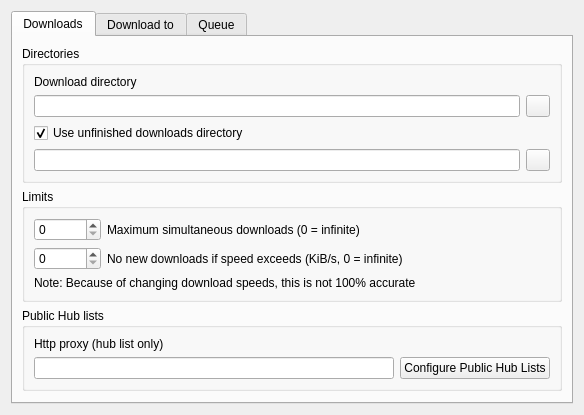
Before: the Qt Designer form eiskaltdcpp/ui/UISettingsDownloads.ui in eiskaltdcpp/eiskaltdcpp, drawn with Qt 5.
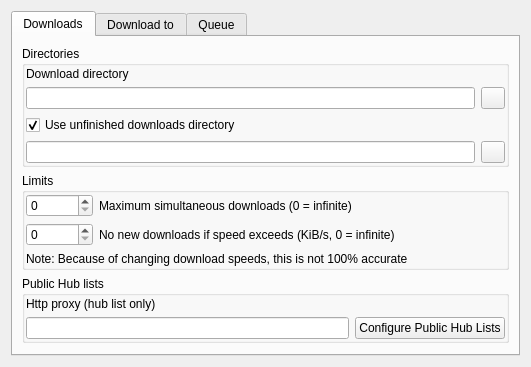
After: the same form once the commit is applied.

What changed in the file:
```diff
--- a/eiskaltdcpp/ui/UISettingsDownloads.ui
+++ b/eiskaltdcpp/ui/UISettingsDownloads.ui
@@ -6,8 +6,8 @@
    <rect>
     <x>0</x>
     <y>0</y>
-    <width>584</width>
-    <height>372</height>
+    <width>531</width>
+    <height>354</height>
    </rect>
   </property>
   <property name="windowTitle">
@@ -36,6 +36,9 @@
           <string>Directories</string>
          </property>
          <layout class="QGridLayout" name="gridLayout_2">
+          <property name="margin">
+           <number>1</number>
+          </property>
           <item row="1" column="0">
            <widget class="QLineEdit" name="lineEdit_DLDIR"/>
           </item>
@@ -94,6 +97,9 @@
           <string>Limits</string>
          </property>
          <layout class="QGridLayout" name="gridLayout_4">
+          <property name="margin">
+           <number>1</number>
+          </property>
           <item row="1" column="0">
            <widget class="QSpinBox" name="spinBox_NONEWDL">
             <property name="maximum">
@@ -155,6 +161,9 @@
           <string>Public Hub lists</string>
          </property>
          <layout class="QGridLayout" name="gridLayout">
+          <property name="margin">
+           <number>1</number>
+          </property>
           <item row="1" column="0">
            <widget class="QLineEdit" name="lineEdit_PROXY"/>
           </item>
@@ -267,6 +276,9 @@
           <string>Auto-priority settings</string>
          </property>
          <layout class="QGridLayout" name="gridLayout_8">
+          <property name="margin">
+           <number>1</number>
+          </property>
           <item row="0" column="1">
            <widget class="QSpinBox" name="spinBox_HTPMAX">
             <property name="maximum">
@@ -384,6 +396,9 @@
           <string>Auto-drop settings</string>
          </property>
          <layout class="QGridLayout" name="gridLayout_9">
+          <property name="margin">
+           <number>1</number>
+          </property>
           <item row="0" column="1">
            <widget class="QSpinBox" name="spinBox_DROPSB">
             <property name="maximum">
@@ -547,6 +562,9 @@
           <string>Other options</string>
          </property>
          <layout class="QGridLayout" name="gridLayout_10">
+          <property name="margin">
+           <number>1</number>
+          </property>
           <item row="0" column="0">
            <widget class="QListWidget" name="listWidget">
             <property name="minimumSize">
```
